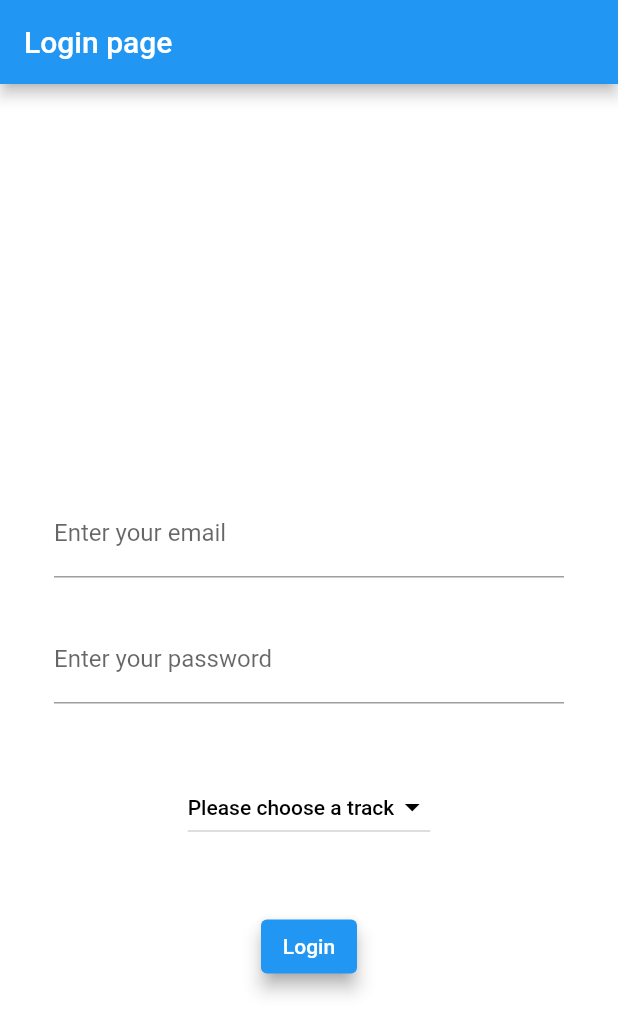
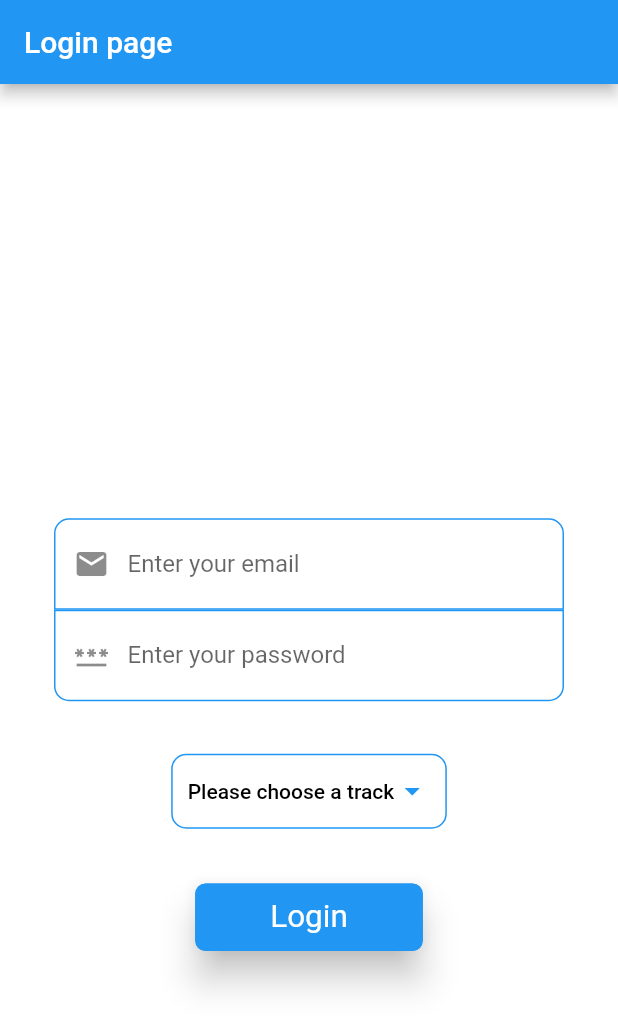
Before and after one commit to anantcodes/P-Track, a Flutter app: the screen it shows after launch, on a phone screen of 412 x 824 dp. Shown: the top 1034 px of the screen. Run offline on Flutter 3.47's test engine with Material 2 defaults, Android fonts, the phone set to English and light mode, and no system bars; our stand-ins replace fluttertoast.

Commit message:
Improved UI of login screen

```diff
--- a/lib/login.dart
+++ b/lib/login.dart
@@ -35,25 +35,56 @@ class _LoginState extends State<Login> {
                         mainAxisAlignment: MainAxisAlignment.center,
                         children: <Widget>[
                           SizedBox(height: 45.0),
-                          TextField(
+                          Container(
+                            decoration: BoxDecoration(
+                              border: Border.all(color:Colors.blue),
+                              borderRadius: BorderRadius.only(
+                                topLeft:Radius.circular(10),
+                                topRight: Radius.circular(10),
+                              ),
+                            ),
+                            child: TextField(
                               controller: emailController, //email
                               decoration:
-                                InputDecoration(labelText: 'Enter your email'),
+                                  InputDecoration(labelText: 'Enter your email',
+                                  border: InputBorder.none,
+                                    prefixIcon: Icon(Icons.email),
                                   ),
-                          SizedBox(height: 25.0),
-                          TextField(
+                            ),
+                          ),
+                          Container(
+                            decoration: BoxDecoration(
+                              border: Border.all(color:Colors.blue),
+                                borderRadius: BorderRadius.only(
+                                  bottomLeft:Radius.circular(10),
+                                  bottomRight: Radius.circular(10),
+                                ),
+
+                          ),
+                            child: TextField(
                               controller: passwordController, //password
                               decoration: InputDecoration(
-                                labelText: 'Enter your password'),
+                                  labelText: 'Enter your password',
+                                border: InputBorder.none,
+                                prefixIcon: Icon(Icons.password_outlined),
+
+                              ),
                               obscureText: true, //text hiding
                             ),
-                          SizedBox(height: 45.0),
-                          DropdownButton<String>(
+                          ),
+                          SizedBox(height: 35.0),
+                          Container(
+                            padding: const EdgeInsets.only(left: 10.0, right: 10.0),
+                            decoration: BoxDecoration(
+                                borderRadius: BorderRadius.circular(10.0),
+                                border: Border.all(color: Colors.blue)),
+                            child: DropdownButtonHideUnderline(
+                              child: DropdownButton<String>(
                                 focusColor: Colors.white,
                                 value: _chosenValue,
-                            //elevation: 5,
+                                elevation: 15,
                                 style: TextStyle(color: Colors.white),
-                            iconEnabledColor: Colors.black,
+                                iconEnabledColor: Colors.blue,
                                 items: <String>[
                                   'Home',
                                   'Business',
@@ -80,13 +111,22 @@ class _LoginState extends State<Login> {
                                   });
                                 },
                               ),
-                          SizedBox(height: 45.0),
+                            ),
+                          ),
+                          SizedBox(height: 35.0),
                           TextButton(
-                            style: TextButton.styleFrom(
-                              primary: Colors.white,
-                              backgroundColor: Colors.blue,
-                              shadowColor: Colors.grey,
-                              elevation: 5.0,
+                            style: ButtonStyle(
+                                side: MaterialStateProperty.all(
+                                    BorderSide(width: 1, color: Colors.blue)),
+                                foregroundColor: MaterialStateProperty.all(Colors.blue),
+                                padding: MaterialStateProperty.all(
+                                    EdgeInsets.symmetric(vertical: 10, horizontal: 50)),
+                                textStyle:MaterialStateProperty.all(TextStyle(fontSize: 30,)),
+                              elevation: MaterialStateProperty.all(10),
+                              backgroundColor: MaterialStateProperty.all(Colors.blue),
+                              shape:  MaterialStateProperty.all(RoundedRectangleBorder(
+                                borderRadius: BorderRadius.circular(7.0),
+                              ),)
                             ),
                             onPressed: () {
                               if (emailController.text ==
@@ -116,7 +156,12 @@ class _LoginState extends State<Login> {
                                     gravity: ToastGravity.BOTTOM);
                               }
                             },
-                            child: Text('Login'),
+                            child: Text('Login',
+                            style: TextStyle(
+                              fontSize: 21,
+                                color: Colors.white
+                            ),
+                            ),
                           )
                         ]
                     )
```
Also changed, not shown: pubspec.lock. Lines whose indentation alone changed are shown as unchanged.
